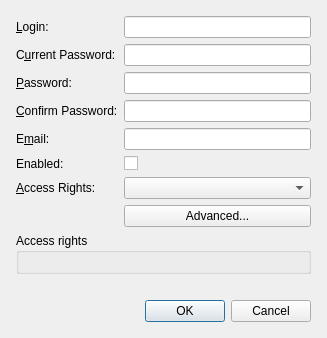
Above: client/src/ui/dialogs/user_settings_dialog.ui from networkoptix/nx_open before the change. Below: the same form after it.
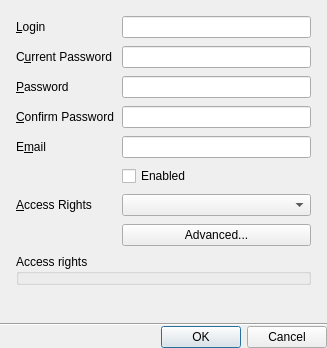
That is the form after the change.

Commit message:
VMS-1948: Adjust user settings dialog.
<==== Mercurial data ====>
Branch: dev_2.6.0

Patch:
```diff
--- a/client/src/ui/dialogs/user_settings_dialog.ui
+++ b/client/src/ui/dialogs/user_settings_dialog.ui
@@ -7,7 +7,7 @@
     <x>0</x>
     <y>0</y>
     <width>327</width>
-    <height>317</height>
+    <height>352</height>
    </rect>
   </property>
   <property name="sizePolicy">
@@ -20,20 +20,23 @@
    <string>Create New User</string>
   </property>
   <layout class="QVBoxLayout" name="verticalLayout">
+   <property name="spacing">
+    <number>0</number>
+   </property>
    <property name="sizeConstraint">
     <enum>QLayout::SetMinAndMaxSize</enum>
    </property>
    <property name="leftMargin">
-    <number>16</number>
+    <number>0</number>
    </property>
    <property name="topMargin">
-    <number>16</number>
+    <number>0</number>
    </property>
    <property name="rightMargin">
-    <number>16</number>
+    <number>0</number>
    </property>
    <property name="bottomMargin">
-    <number>16</number>
+    <number>0</number>
    </property>
    <item>
     <widget class="QWidget" name="widget" native="true">
@@ -43,93 +46,79 @@
        <verstretch>0</verstretch>
       </sizepolicy>
      </property>
-     <layout class="QGridLayout" name="gridLayout">
+     <layout class="QFormLayout" name="formLayout">
+      <property name="horizontalSpacing">
+       <number>8</number>
+      </property>
+      <property name="verticalSpacing">
+       <number>8</number>
+      </property>
       <property name="leftMargin">
-       <number>0</number>
+       <number>16</number>
       </property>
       <property name="topMargin">
-       <number>0</number>
+       <number>16</number>
       </property>
       <property name="rightMargin">
-       <number>0</number>
+       <number>16</number>
       </property>
       <property name="bottomMargin">
-       <number>0</number>
+       <number>16</number>
       </property>
-      <item row="6" column="1">
-       <widget class="QComboBox" name="accessRightsComboBox"/>
-      </item>
-      <item row="2" column="1">
-       <widget class="QLineEdit" name="passwordEdit">
-        <property name="echoMode">
-         <enum>QLineEdit::Password</enum>
-        </property>
-       </widget>
-      </item>
-      <item row="8" column="0" colspan="2">
-       <widget class="QGroupBox" name="accessRightsGroupbox">
-        <property name="title">
-         <string>Access rights</string>
-        </property>
-        <layout class="QVBoxLayout" name="verticalLayout_3"/>
-       </widget>
-      </item>
       <item row="0" column="0">
        <widget class="QLabel" name="loginLabel">
         <property name="text">
-         <string>&amp;Login:</string>
+         <string>&amp;Login</string>
         </property>
         <property name="buddy">
          <cstring>loginEdit</cstring>
         </property>
        </widget>
       </item>
+      <item row="0" column="1">
+       <widget class="QLineEdit" name="loginEdit"/>
+      </item>
       <item row="1" column="0">
        <widget class="QLabel" name="currentPasswordLabel">
         <property name="text">
-         <string>C&amp;urrent Password:</string>
+         <string>C&amp;urrent Password</string>
         </property>
         <property name="buddy">
          <cstring>currentPasswordEdit</cstring>
         </property>
        </widget>
       </item>
-      <item row="4" column="1">
-       <widget class="QLineEdit" name="emailEdit"/>
-      </item>
-      <item row="4" column="0">
-       <widget class="QLabel" name="emailLabel">
-        <property name="text">
-         <string>E&amp;mail:</string>
-        </property>
-        <property name="buddy">
-         <cstring>emailEdit</cstring>
+      <item row="1" column="1">
+       <widget class="QLineEdit" name="currentPasswordEdit">
+        <property name="echoMode">
+         <enum>QLineEdit::Password</enum>
         </property>
        </widget>
       </item>
-      <item row="0" column="1">
-       <widget class="QLineEdit" name="loginEdit"/>
-      </item>
       <item row="2" column="0">
        <widget class="QLabel" name="passwordLabel">
         <property name="text">
-         <string>&amp;Password:</string>
+         <string>&amp;Password</string>
         </property>
         <property name="buddy">
          <cstring>passwordEdit</cstring>
         </property>
        </widget>
       </item>
-      <item row="7" column="1">
-       <widget class="QPushButton" name="advancedButton">
+      <item row="2" column="1">
+       <widget class="QLineEdit" name="passwordEdit">
+        <property name="echoMode">
+         <enum>QLineEdit::Password</enum>
+        </property>
+       </widget>
+      </item>
+      <item row="3" column="0">
+       <widget class="QLabel" name="confirmPasswordLabel">
         <property name="text">
-         <string>Advanced...</string>
+         <string>&amp;Confirm Password</string>
         </property>
-        <property name="checkable">
-         <bool>true</bool>
-        </property>
-        <property name="autoDefault">
-         <bool>false</bool>
+        <property name="buddy">
+         <cstring>confirmPasswordEdit</cstring>
         </property>
        </widget>
       </item>
@@ -146,44 +135,95 @@
         </property>
        </widget>
       </item>
+      <item row="4" column="0">
+       <widget class="QLabel" name="emailLabel">
+        <property name="text">
+         <string>E&amp;mail</string>
+        </property>
+        <property name="buddy">
+         <cstring>emailEdit</cstring>
+        </property>
+       </widget>
+      </item>
+      <item row="4" column="1">
+       <widget class="QLineEdit" name="emailEdit"/>
+      </item>
       <item row="6" column="0">
        <widget class="QLabel" name="accessRightsLabel">
         <property name="text">
-         <string>&amp;Access Rights:</string>
+         <string>&amp;Access Rights</string>
         </property>
         <property name="buddy">
          <cstring>accessRightsComboBox</cstring>
         </property>
        </widget>
       </item>
-      <item row="3" column="0">
-       <widget class="QLabel" name="confirmPasswordLabel">
+      <item row="6" column="1">
+       <widget class="QComboBox" name="accessRightsComboBox"/>
+      </item>
+      <item row="7" column="1">
+       <widget class="QPushButton" name="advancedButton">
         <property name="text">
-         <string>&amp;Confirm Password:</string>
+         <string>Advanced...</string>
         </property>
-        <property name="buddy">
-         <cstring>confirmPasswordEdit</cstring>
+        <property name="checkable">
+         <bool>true</bool>
+        </property>
+        <property name="autoDefault">
+         <bool>false</bool>
         </property>
        </widget>
       </item>
-      <item row="1" column="1">
-       <widget class="QLineEdit" name="currentPasswordEdit">
-        <property name="echoMode">
-         <enum>QLineEdit::Password</enum>
+      <item row="8" column="0" colspan="2">
+       <widget class="QGroupBox" name="accessRightsGroupbox">
+        <property name="title">
+         <string>Access rights</string>
         </property>
+        <property name="flat">
+         <bool>true</bool>
+        </property>
+        <layout class="QVBoxLayout" name="verticalLayout_3">
+         <property name="spacing">
+          <number>8</number>
+         </property>
+         <property name="leftMargin">
+          <number>0</number>
+         </property>
+         <property name="topMargin">
+          <number>8</number>
+         </property>
+         <property name="rightMargin">
+          <number>0</number>
+         </property>
+         <property name="bottomMargin">
+          <number>0</number>
+         </property>
+        </layout>
        </widget>
       </item>
       <item row="5" column="1">
        <widget class="QCheckBox" name="enabledCheckBox">
         <property name="text">
-         <string notr="true"/>
+         <string>Enabled</string>
         </property>
        </widget>
       </item>
-      <item row="5" column="0">
-       <widget class="QLabel" name="enabledLabel">
+      <item row="9" column="0" colspan="2">
+       <widget class="QLabel" name="hintLabel">
+        <property name="sizePolicy">
+         <sizepolicy hsizetype="Preferred" vsizetype="Fixed">
+          <horstretch>0</horstretch>
+          <verstretch>0</verstretch>
+         </sizepolicy>
+        </property>
         <property name="text">
-         <string>Enabled:</string>
+         <string/>
+        </property>
+        <property name="alignment">
+         <set>Qt::AlignRight|Qt::AlignTrailing|Qt::AlignVCenter</set>
+        </property>
+        <property name="wordWrap">
+         <bool>true</bool>
         </property>
        </widget>
       </item>
@@ -191,21 +231,9 @@
     </widget>
    </item>
    <item>
-    <widget class="QLabel" name="hintLabel">
-     <property name="sizePolicy">
-      <sizepolicy hsizetype="Preferred" vsizetype="Fixed">
-       <horstretch>0</horstretch>
-       <verstretch>0</verstretch>
-      </sizepolicy>
-     </property>
-     <property name="text">
-      <string/>
-     </property>
-     <property name="alignment">
-      <set>Qt::AlignRight|Qt::AlignTrailing|Qt::AlignVCenter</set>
-     </property>
-     <property name="wordWrap">
-      <bool>true</bool>
+    <widget class="Line" name="line">
+     <property name="orientation">
+      <enum>Qt::Horizontal</enum>
      </property>
     </widget>
    </item>
```
The commit also changes 1 other file.
